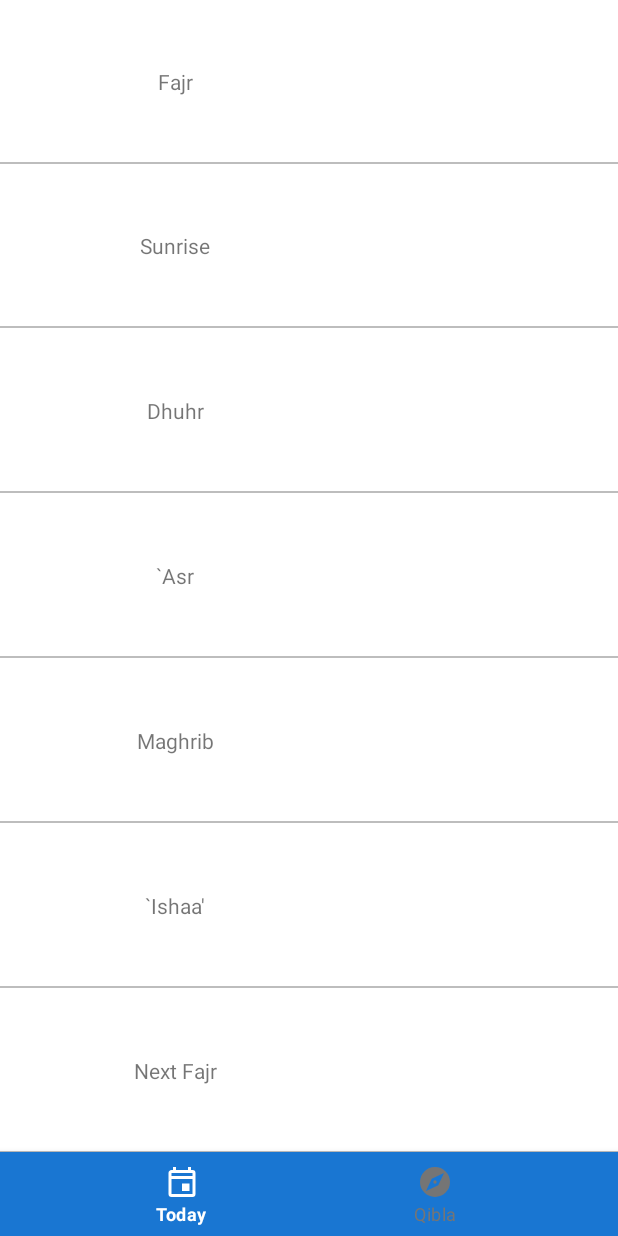
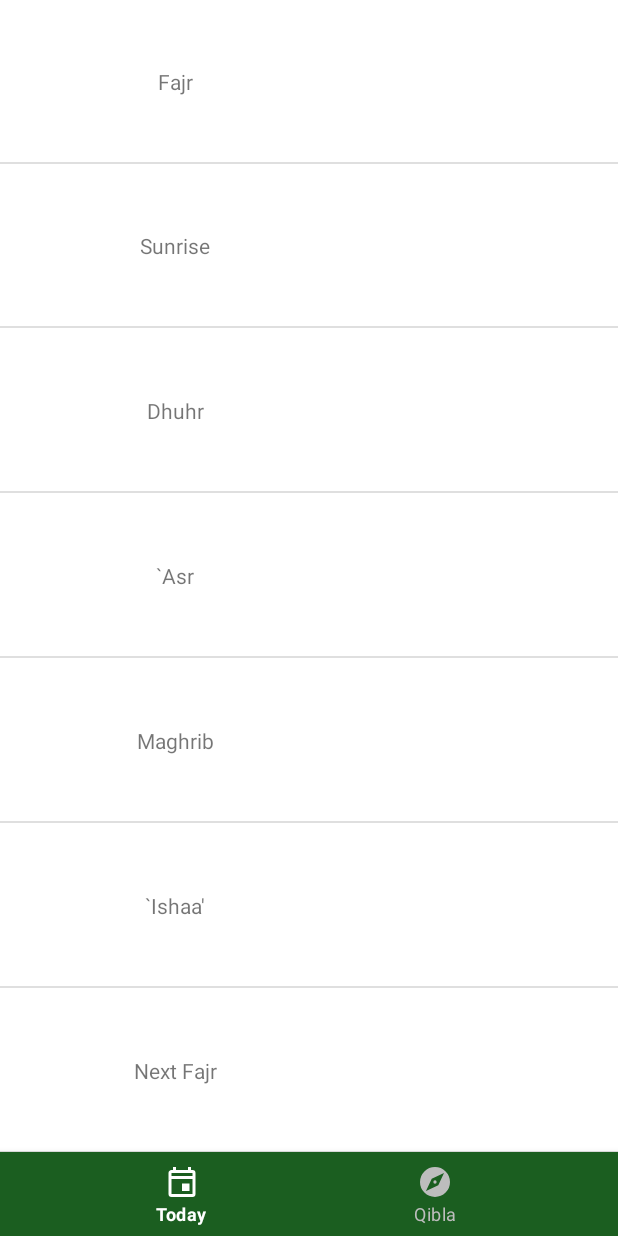
Before and after one commit to jmasalma/AthanAlarm, an Android app built with Jetpack Compose: the layout activity_main.xml on its own in the app's theme, with its tools: preview values and no code run, on a phone screen of 412 x 824 dp. Run offline under Robolectric (Android 15) with nearby library versions, the phone set to English and light mode, and no system bars.

```diff
--- a/app/src/main/res/values/colors.xml
+++ b/app/src/main/res/values/colors.xml
@@ -1,11 +1,11 @@
 <?xml version="1.0" encoding="utf-8"?>
 <resources>
-    <color name="colorPrimary">#2196F3</color>
-    <color name="colorPrimaryDark">#1976D2</color>
-    <color name="colorAccent">#FFC107</color>
-    <color name="rowDivider">#BDBDBD</color>
-    <color name="selectedRow">#E3F2FD</color>
-    <color name="navigationItemUnselected">#757575</color>
+    <color name="colorPrimary">#558b2f</color>
+    <color name="colorPrimaryDark">#1b5e20</color>
+    <color name="colorAccent">#64dd17</color>
+    <color name="rowDivider">#DFDFDF</color>
+    <color name="selectedRow">#0a000000</color>
+    <color name="navigationItemUnselected">#BDBDBD</color>
     <color name="widget_text_color">#FFFFFF</color>
     <color name="widget_background_transparent">#00000000</color>
     <color name="widget_background_solid">#80000000</color>
```
Also changed, not shown: app/src/main/java/islam/athanalarm/SettingsFragment.java (+10 -6 lines).
